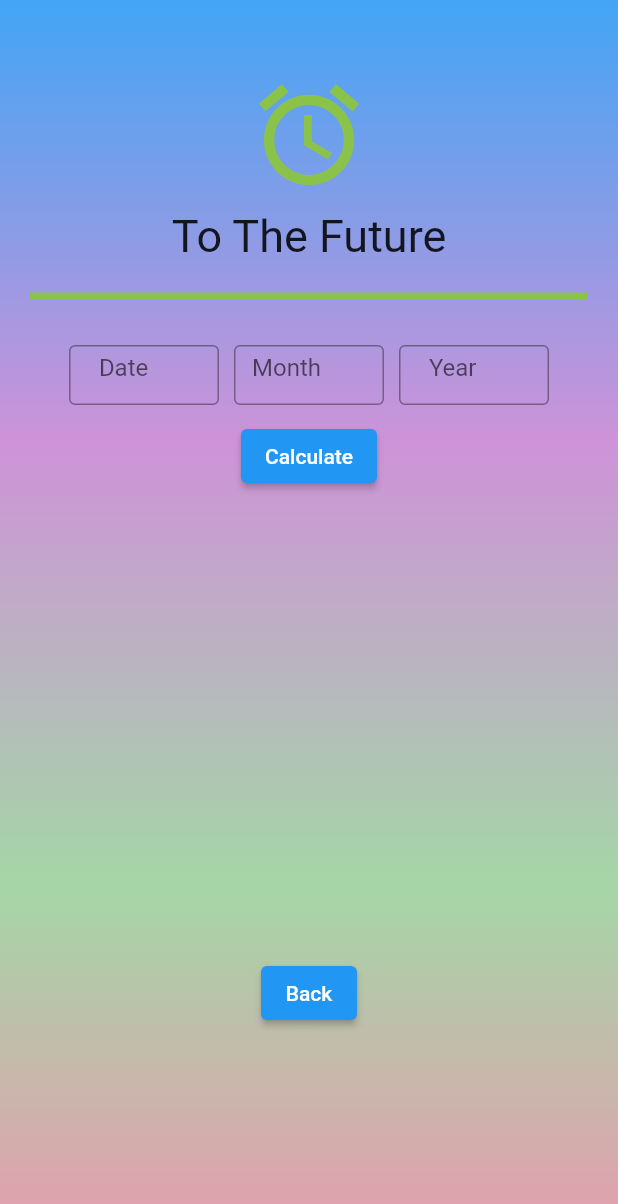
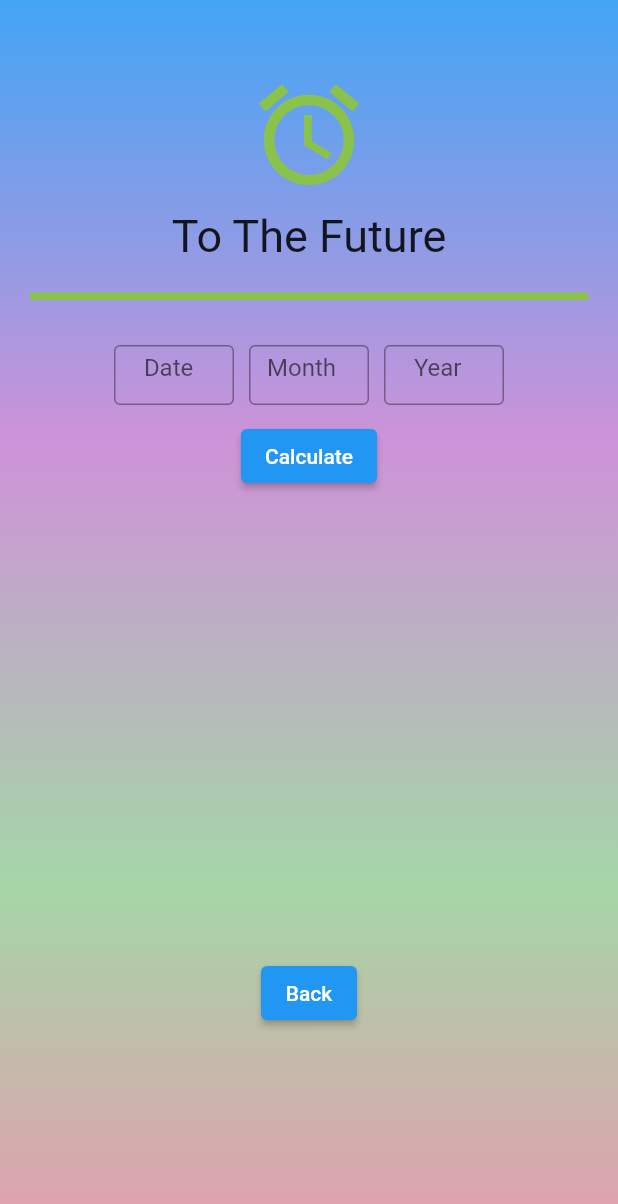
Before and after one commit to cybaric/days_counter, a Flutter app: the NextPage screen opened directly, on a phone screen of 412 x 824 dp. Shown: the top 1204 px of the screen. Run offline on Flutter 3.47's test engine with Material 2 defaults, Android fonts, the phone set to English and light mode, and no system bars.

Commit message:
update text color

```diff
--- a/lib/view/Interval_time.dart
+++ b/lib/view/Interval_time.dart
@@ -7,6 +7,8 @@ class IntervalTime extends StatefulWidget {
 }
 
 class _IntervalTimeState extends State<IntervalTime> {
+
+  TextEditingController controllerP = TextEditingController();
   @override
   Widget build(BuildContext context) {
     return Scaffold(
@@ -49,11 +51,7 @@ class _IntervalTimeState extends State<IntervalTime> {
                     child: Column(
                       children: [
                         Text('end'),
-                        TextField(
-                          decoration: InputDecoration(
-                            hintText: 'date',
-                          ),
-                        ),
+                        ViewMethod.textField('date', controllerP)
                       ],
                     ),
                   ),
--- a/lib/view/view_method.dart
+++ b/lib/view/view_method.dart
@@ -6,6 +6,8 @@ class ViewMethod {
   static const ungu = Colors.purple;
   static const pink = Colors.pink;
   static const biru = Colors.blue;
+  static const putih = Colors.white;
+  static const merah = Colors.redAccent;
 
   static Container garis(Color color) {
     return Container(
@@ -18,14 +20,20 @@ class ViewMethod {
 
   static Container edit(TextEditingController controller, String s) {
     return Container(
-      width: 100,
+      width: 80,
       height: 40,
-      child: TextField(cursorColor: Colors.white,keyboardType: TextInputType.number,
-        decoration: InputDecoration(
-            hintText: s,
-            border: OutlineInputBorder(borderRadius: BorderRadius.circular(4))),
-        controller: controller,
-      ),
+      child: textField(s, controller),
+    );
+  }
+
+  static TextField textField(String s, TextEditingController controller) {
+    return TextField(style: TextStyle(color: putih),
+      cursorColor: pink,
+      keyboardType: TextInputType.number,
+      decoration: InputDecoration(
+          hintText: s,
+          border: OutlineInputBorder(borderRadius: BorderRadius.circular(4))),
+      controller: controller,
     );
   }
 }
```
